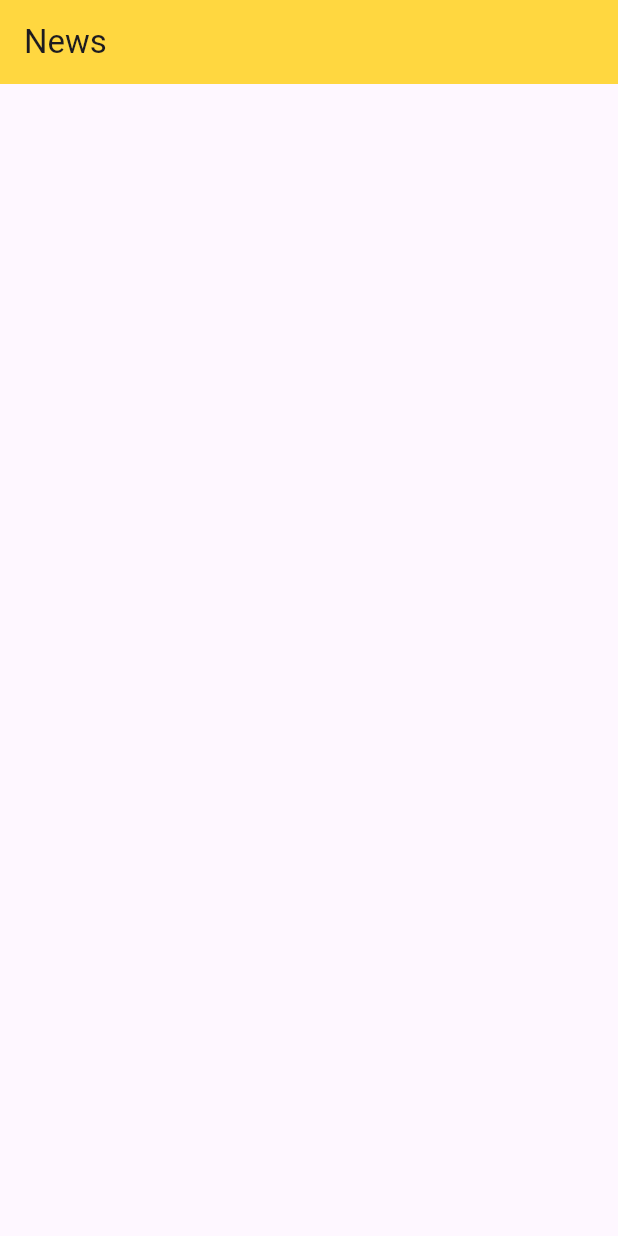
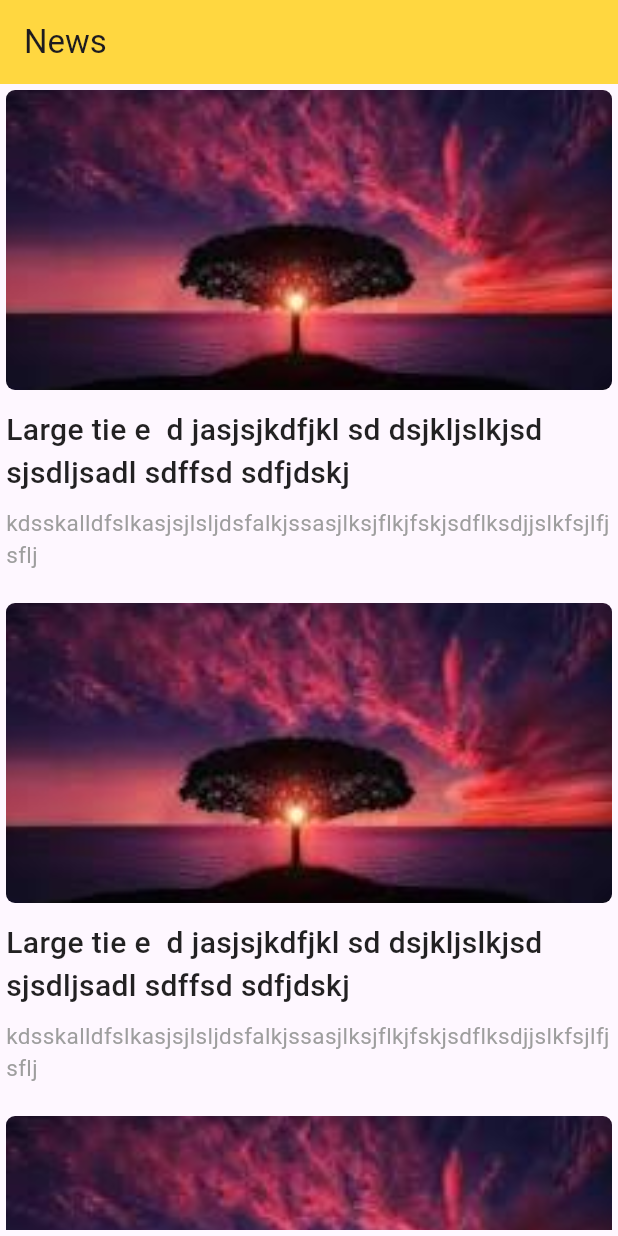
Before and after one commit to OmarKhaled00e/new_app, a Flutter app: the screen it shows after launch, on a phone screen of 412 x 824 dp. Run offline on Flutter 3.47's test engine with Material 3 defaults, Android fonts, the phone set to English and light mode, and no system bars.

Commit message:
finish ui

```diff
--- a/lib/views/home_view.dart
+++ b/lib/views/home_view.dart
@@ -1,4 +1,6 @@
 import 'package:flutter/material.dart';
+import 'package:new_app/widgets/list_view.dart';
+import 'package:new_app/widgets/news_tile.dart';
 
 class HomeView extends StatelessWidget {
   const HomeView({super.key});
@@ -9,7 +11,16 @@ class HomeView extends StatelessWidget {
       appBar: AppBar(
         backgroundColor: Colors.amberAccent,
         title: const Text('News'),
-
+      ),
+      body: const Padding(
+        padding:  EdgeInsets.all(4),
+        child: Column(
+          children: [
+            Expanded(
+              child: NewsListView(),
+            ),
+          ],
+        ),
       ),
     );
   }
--- /dev/null
+++ b/lib/widgets/list_view.dart
@@ -0,0 +1,22 @@
+
+import 'package:flutter/material.dart';
+import 'package:new_app/widgets/news_tile.dart';
+
+class NewsListView extends StatelessWidget {
+  const NewsListView({
+    super.key,
+  });
+
+  @override
+  Widget build(BuildContext context) {
+    return ListView.builder(
+      itemCount: 10,
+      itemBuilder: (context, index) {
+        return const Padding(
+          padding:  EdgeInsets.only(bottom: 22),
+          child: NewsTile(),
+        );
+      },
+    );
+  }
+}
--- a/lib/widgets/news_tile.dart
+++ b/lib/widgets/news_tile.dart
@@ -10,8 +10,8 @@ class NewsTile extends StatelessWidget {
       children: [
         ClipRRect(
           borderRadius: BorderRadius.circular(6),
-          child: Image.network(
-            'https://gratisography.com/wp-content/uploads/2024/10/gratisography-cool-cat-800x525.jpg',
+          child: Image.asset(
+            'assets/download.jpg',
             height: 200,
             width: double.infinity,
             fit: BoxFit.cover,
@@ -20,6 +20,23 @@ class NewsTile extends StatelessWidget {
         const SizedBox(
           height: 12,
         ),
+        const Text(
+          'Large tie e  d jasjsjkdfjkl sd dsjkljslkjsd sjsdljsadl sdffsd sdfjdskj',
+          maxLines: 2,
+          overflow: TextOverflow.ellipsis,
+          style: TextStyle(
+              color: Colors.black87, fontSize: 20, fontWeight: FontWeight.w500),
+        ),
+        const SizedBox(
+          height: 8,
+        ),
+        const Text(
+          'kdsskalldfslkasjsjlsljdsfalkjssasjlksjflkjfskjsdflksdjjslkfsjlfjsflj',
+          maxLines: 2,
+          overflow: TextOverflow.ellipsis,
+          style: TextStyle(
+              color: Colors.grey, fontSize: 15, fontWeight: FontWeight.w400),
+        ),
       ],
     );
   }
--- a/pubspec.yaml
+++ b/pubspec.yaml
@@ -59,9 +59,9 @@ flutter:
   uses-material-design: true
 
   # To add assets to your application, add an assets section, like this:
-  # assets:
-  #   - images/a_dot_burr.jpeg
-  #   - images/a_dot_ham.jpeg
+  assets:
+    - assets/download.jpg
+
 
   # An image asset can refer to one or more resolution-specific "variants", see
   # https://flutter.dev/to/resolution-aware-images
```
Also changed, not shown: assets/download.jpg (added).
